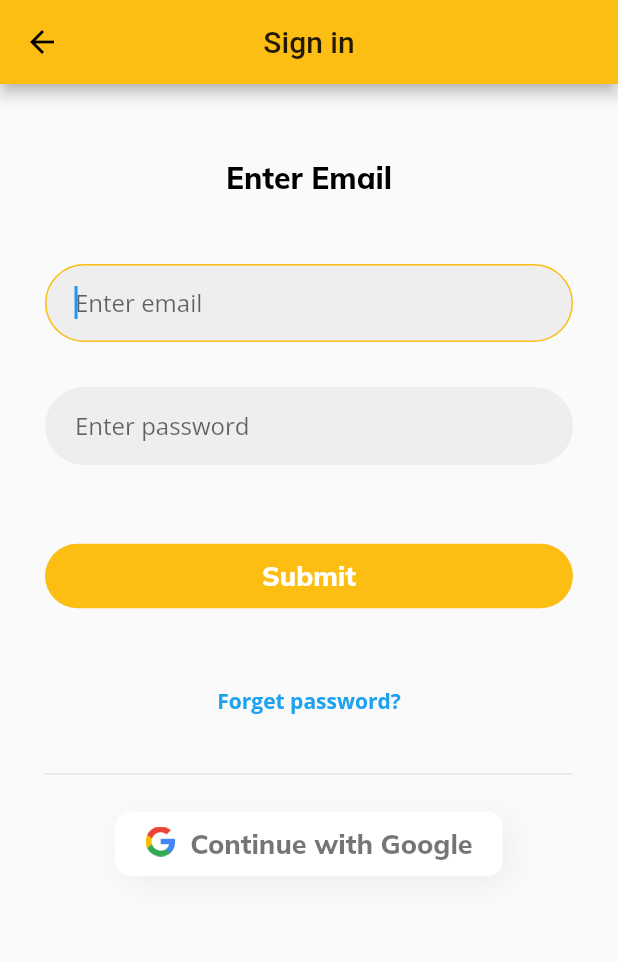
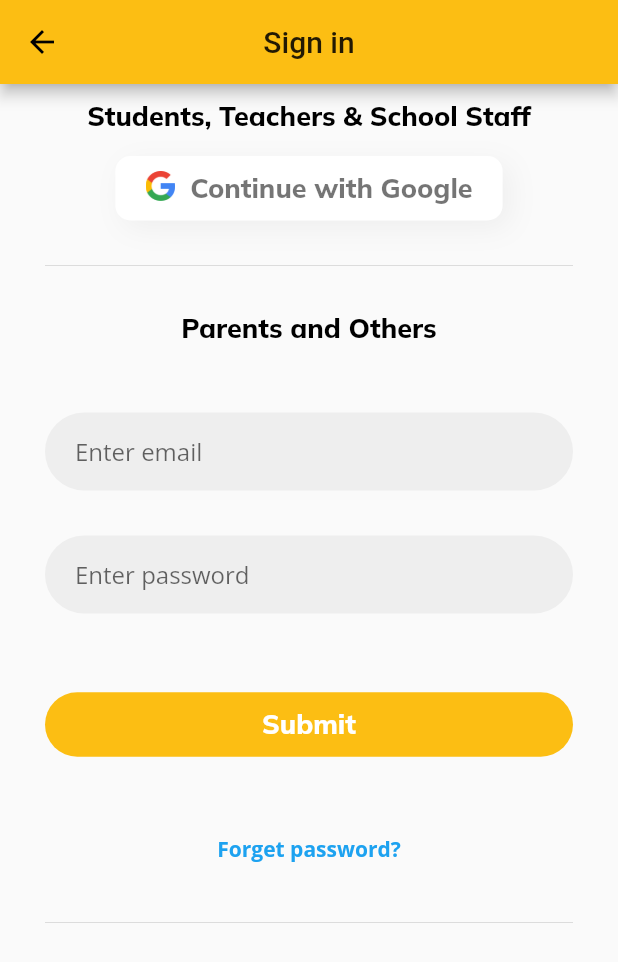
Before and after one commit to peteryxu/TigersTogetherTweet, a Flutter app: the SignIn screen opened directly, on a phone screen of 412 x 824 dp. Shown: the top 962 px of the screen. Run offline on Flutter 3.47's test engine with Material 2 defaults, Android fonts, the phone set to English and light mode, and no system bars; our stand-ins replace cached_network_image, firebase_analytics, firebase_auth, firebase_database, firebase_messaging, firebase_remote_config and 7 more; accounts and stored records are empty.

Commit message:
1025b-fixedSchoolEmailLogin

```diff
--- a/lib/page/Auth/signin.dart
+++ b/lib/page/Auth/signin.dart
@@ -44,10 +44,32 @@ class _SignInState extends State<SignIn> {
           mainAxisAlignment: MainAxisAlignment.start,
           crossAxisAlignment: CrossAxisAlignment.center,
           children: <Widget>[
-            SizedBox(height: 50),
+
+           /* SizedBox(height: 50),
+            GoogleLoginButton(
+              loginCallback: widget.loginCallback,
+              loader: loader,
+            ),
+            SizedBox(height: 30), */
+
+            SizedBox(height: 10),
             TitleText(
-              "Enter Email",
-              fontSize: 20,
+              'Students, Teachers & School Staff',
+              fontSize: 18,
+            ),
+            SizedBox(height: 15),
+            GoogleLoginButton(
+              loginCallback: widget.loginCallback,
+              loader: loader,
+            ),
+            SizedBox(height: 15),
+            Divider(height: 30),
+
+
+            SizedBox(height: 15),
+            TitleText(
+              'Parents and Others',
+              fontSize: 18,
             ),
             SizedBox(height: 30),
             _entryFeild('Enter email', controller: _emailController),
@@ -65,11 +87,7 @@ class _SignInState extends State<SignIn> {
             SizedBox(
               height: 10,
             ),
-            GoogleLoginButton(
-              loginCallback: widget.loginCallback,
-              loader: loader,
-            ),
-            SizedBox(height: 100),
+
           ],
         ),
       ),
@@ -86,7 +104,7 @@ class _SignInState extends State<SignIn> {
       ),
       child: TextField(
         controller: controller,
-        autofocus: true,
+        //autofocus: true,
         keyboardType: TextInputType.emailAddress,
         style: TextStyle(
           fontStyle: FontStyle.normal,
--- a/lib/state/authState.dart
+++ b/lib/state/authState.dart
@@ -116,19 +116,24 @@ class AuthState extends AppState {
         idToken: googleAuth.idToken,
       );
 
+
       user = (await _firebaseAuth.signInWithCredential(credential)).user;
 
       final email = user.email;
+      print("@@@@@@@@ logged in email is " + email);
 
-      if (!email.contains('chccs.k12.nc.us') || !email.contains('we-sense.org')|| !email.contains('hitechhandymen.com')) {
-        print("##### This email is NOT part of chapel hill school district/we-sense/hightech, signing out");
+      if (!email.contains('chccs.k12.nc.us') &&
+          !email.contains('we-sense.org') &&
+          !email.contains('hitechhandymen.com')) {
+        print(
+            "##### This email is NOT part of chapel hill school district/we-sense.org/hitechhandymen.com, signing out");
         await signOut();
-        throw new Exception('Need to log in with school email: chccs.k12.nc.us');
+        throw new Exception(
+            'Need to log in with school email: chccs.k12.nc.us');
       } else {
         //try to create User Profile in the firestore
         print("##### This email is  part of chapel hill school district");
       }
-
 
       authStatus = AuthStatus.LOGGED_IN;
       userId = user.uid;
@@ -162,6 +167,7 @@ class AuthState extends AppState {
     // Check if user is new or old
     // If user is new then add new user to firebase realtime kDatabase
     if (diff < Duration(seconds: 15)) {
+      print("##### Firebase user just created after successfully log into google. Continue creating profile... ");
       User model = User(
         bio: 'Edit profile to update bio',
         dob: DateTime(1950, DateTime.now().month, DateTime.now().day + 3)
@@ -177,7 +183,8 @@ class AuthState extends AppState {
       );
       createUser(model, newUser: true);
     } else {
-      cprint('Last login at: ${user.metadata.lastSignInTime}');
+      //cprint('Last login at: ${user.metadata.lastSignInTime}');
+      print("##### Firebase user exists, and so is the profile ");
     }
   }
 
@@ -215,6 +222,7 @@ class AuthState extends AppState {
   /// Else existing user will update with new values
   createUser(User user, {bool newUser = false}) {
     if (newUser) {
+      print("##### creating new user profile...log the event ");
       // Create username by the combination of name and id
       user.userName = getUserName(id: user.userId, name: user.displayName);
       kAnalytics.logEvent(name: 'create_newUser');
@@ -225,6 +233,7 @@ class AuthState extends AppState {
 
     kDatabase.child('profile').child(user.userId).set(user.toJson());
     _userModel = user;
+
     if (_profileUserModelList != null) {
       _profileUserModelList.last = _userModel;
     }
@@ -492,6 +501,4 @@ class AuthState extends AppState {
     //await facebookLogin.logOut();
     return _firebaseAuth.signOut();
   }
-
-
 }
```
Also changed, not shown: lib/page/Auth/signup.dart (+15 -4 lines), lib/page/common/sidebar.dart (+4 -4 lines), lib/proconian/tabs/home_tab.dart (+31 -6 lines), 4 other files.
